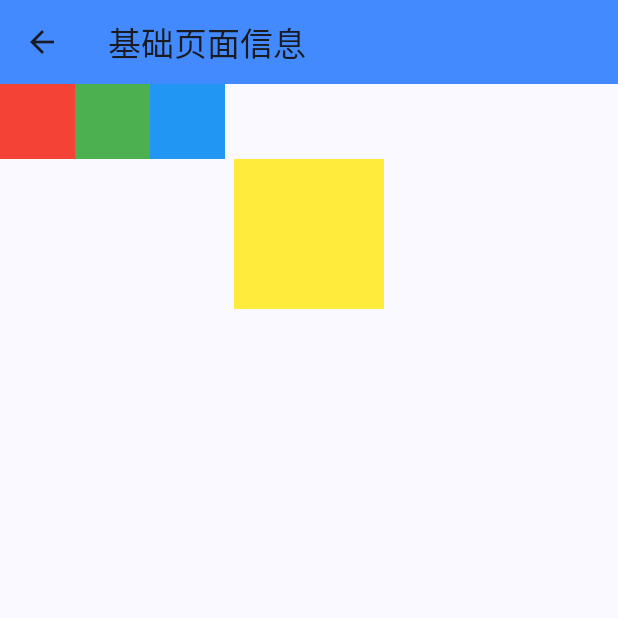
After one commit to hlw422/flutter_examples, a Flutter app: the screen it shows after launch, after a tap on "跳转", on a phone screen of 412 x 824 dp, the top half of it. The commit adds this screen. Run offline on Flutter 3.47's test engine with Material 3 defaults, Android fonts, the phone set to English and light mode, and no system bars; our stand-ins replace sqflite; missing offline and left inert: flutter_trans_file; accounts and stored records are empty.

```diff
--- /dev/null
+++ b/my_fluter_examples/lib/BaseLayoutPage.dart
@@ -0,0 +1,55 @@
+// 注册页面：包含邮箱、密码、确认密码输入框以及注册按钮
+import 'package:flutter/material.dart';
+import 'package:my_fluter_examples/NotesListPage.dart';
+import 'package:my_fluter_examples/db/NotesDatabase.dart';
+import 'package:my_fluter_examples/model/Note.dart';
+import 'dart:async';
+
+import 'package:my_fluter_examples/model/Tag.dart';
+
+class BaseLayoutPage extends StatefulWidget {
+  const BaseLayoutPage({super.key});
+
+  @override
+  State<BaseLayoutPage> createState() => _BaseLayoutPage();
+}
+
+class _BaseLayoutPage extends State<BaseLayoutPage> {
+  @override
+  Widget build(BuildContext context) {
+    return Scaffold(
+      appBar: AppBar(
+        title: const Text("基础页面信息"),
+        backgroundColor: Colors.blueAccent,
+      ),
+            body: Column(
+        children: [
+          Row(
+            children: [
+              Container(
+                color: Colors.red,
+                width: 50,
+                height: 50,
+              ),
+              Container(
+                color: Colors.green,
+                width: 50,
+                height: 50,
+              ),
+              Container(
+                color: Colors.blue,
+                width: 50,
+                height: 50,
+              ),
+            ],
+          ),
+          Container(
+            color: Colors.yellow,
+            width: 100,
+            height: 100,
+          ),
+        ],
+      ),
+    );
+  }
+}
--- a/my_fluter_examples/lib/main.dart
+++ b/my_fluter_examples/lib/main.dart
@@ -2,6 +2,7 @@ import 'package:flutter/material.dart';
 import 'package:my_fluter_examples/NotesListPage.dart';
 import 'package:my_fluter_examples/RegistrationPage.dart';
 import 'package:my_fluter_examples/ShortHandPage.dart';
+import 'package:my_fluter_examples/BaseLayoutPage.dart';
 
 void main() {
   runApp(const LoginApp());
@@ -19,7 +20,7 @@ class LoginApp extends StatelessWidget {
         colorScheme: ColorScheme.fromSeed(seedColor: Colors.blueAccent),
         useMaterial3: true,
       ),
-      home: const ShortHandPage(),
+      home: const LoginPage(),
     );
   }
 }
@@ -191,6 +192,26 @@ class _LoginPageState extends State<LoginPage> {
                     ),
                   ],
                 ),
+
+                Row(
+                  mainAxisAlignment: MainAxisAlignment.center,
+                  children: [
+                    const Text('跳转基础页面'),
+                    TextButton(
+                      onPressed: () {
+                        Navigator.push(
+                          context,
+                          MaterialPageRoute(
+                            builder: (context) => const BaseLayoutPage(),
+                          ),
+                        );
+                      },
+                      child: const Text('跳转'),
+                    ),
+                  ],
+                ),
+
+
               ],
             ),
           ),
--- /dev/null
+++ b/my_fluter_examples/lib/shopping/model/User.dart
@@ -0,0 +1,5 @@
+class User {
+  final String token;
+  final String username;
+  User({required this.token, required this.username});
+}
--- /dev/null
+++ b/my_fluter_examples/lib/shopping/model/recipientModel.dart
@@ -0,0 +1,6 @@
+class recipientModel {
+  final String mobile_no;
+  final String address;
+  final String FLAG;
+  recipientModel({required this.mobile_no, required this.address, required this.FLAG});
+}
```
Also changed, not shown: my_fluter_examples/lib/shopping/FillOrderPage.dart (added, +100 -0 lines), my_fluter_examples/lib/shopping/components/AddressEditWidget.dart (added, +26 -0 lines), my_fluter_examples/lib/shopping/components/AddressInfoWidget.dart (added, +49 -0 lines), my_fluter_examples/lib/shopping/components/recipient.dart (added, +22 -0 lines), 1 other file.
